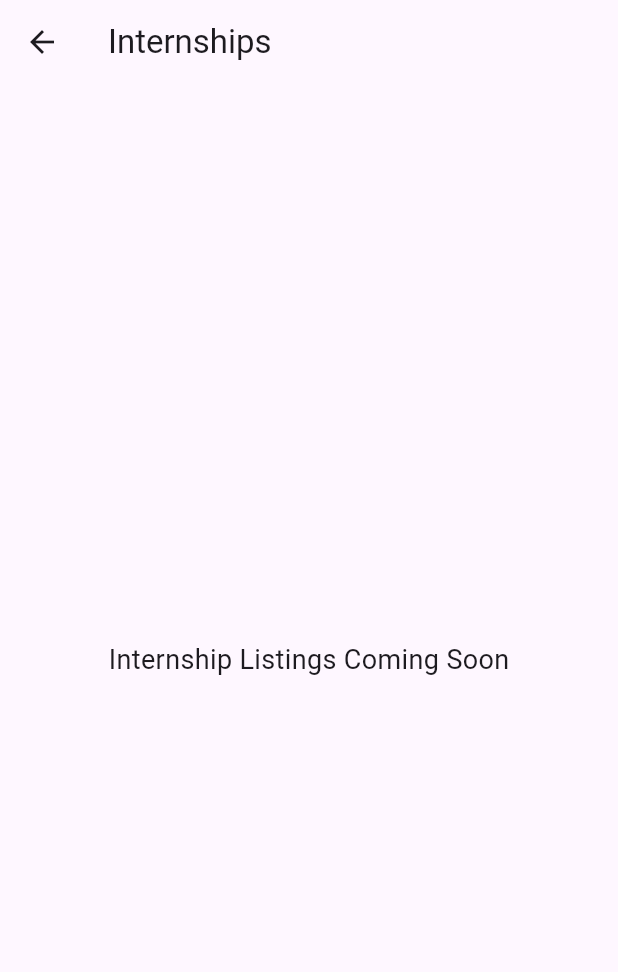
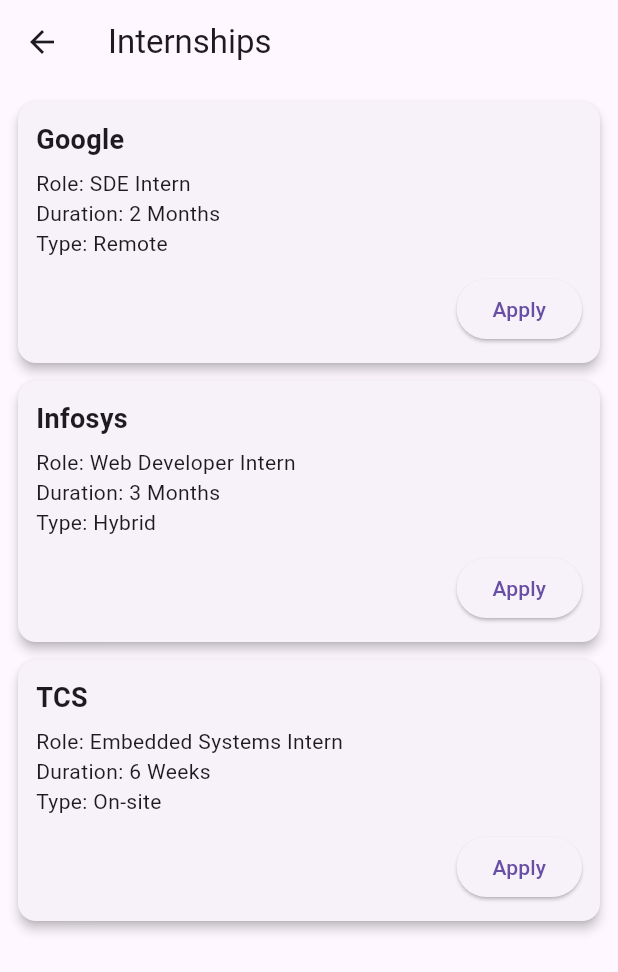
Before and after one commit to surinenivyshnavi-ece/student_opportunity_hub, a Flutter app: the screen it shows after launch, after a tap on "📚 Internships", on a phone screen of 412 x 824 dp. Shown: the top 972 px of the screen. Run offline on Flutter 3.47's test engine with Material 3 defaults, Android fonts, the phone set to English and light mode, and no system bars.

Commit message:
Initial commit - Student Opportunity Hub 2

```diff
--- a/lib/internships_page.dart
+++ b/lib/internships_page.dart
@@ -3,15 +3,77 @@
 class InternshipsPage extends StatelessWidget {
   const InternshipsPage({super.key});
 
+  final List<Map<String, String>> internships = const [
+    {
+      "company": "Google",
+      "role": "SDE Intern",
+      "duration": "2 Months",
+      "type": "Remote"
+    },
+    {
+      "company": "Infosys",
+      "role": "Web Developer Intern",
+      "duration": "3 Months",
+      "type": "Hybrid"
+    },
+    {
+      "company": "TCS",
+      "role": "Embedded Systems Intern",
+      "duration": "6 Weeks",
+      "type": "On-site"
+    },
+  ];
+
   @override
   Widget build(BuildContext context) {
     return Scaffold(
       appBar: AppBar(title: const Text("Internships")),
-      body: const Center(
-        child: Text(
-          "Internship Listings Coming Soon",
-          style: TextStyle(fontSize: 18),
-        ),
+
+      body: ListView.builder(
+        padding: const EdgeInsets.all(12),
+        itemCount: internships.length,
+        itemBuilder: (context, index) {
+          final item = internships[index];
+
+          return Card(
+            elevation: 3,
+            margin: const EdgeInsets.only(bottom: 12),
+            child: Padding(
+              padding: const EdgeInsets.all(12),
+              child: Column(
+                crossAxisAlignment: CrossAxisAlignment.start,
+                children: [
+                  Text(
+                    item["company"]!,
+                    style: const TextStyle(
+                      fontSize: 18,
+                      fontWeight: FontWeight.bold,
+                    ),
+                  ),
+                  const SizedBox(height: 6),
+
+                  Text("Role: ${item["role"]}"),
+                  Text("Duration: ${item["duration"]}"),
+                  Text("Type: ${item["type"]}"),
+
+                  const SizedBox(height: 10),
+
+                  Align(
+                    alignment: Alignment.centerRight,
+                    child: ElevatedButton(
+                      onPressed: () {
+                        ScaffoldMessenger.of(context).showSnackBar(
+                          const SnackBar(content: Text("Applied Successfully!")),
+                        );
+                      },
+                      child: const Text("Apply"),
+                    ),
+                  )
+                ],
+              ),
+            ),
+          );
+        },
       ),
     );
   }
--- a/lib/main.dart
+++ b/lib/main.dart
@@ -3,6 +3,7 @@
 import 'hackathons_page.dart';
 import 'team formation_page.dart';
 import 'profile_page.dart';
+
 void main() {
   runApp(const MyApp());
 }
@@ -28,39 +29,60 @@
   @override
   Widget build(BuildContext context) {
     return Scaffold(
-      backgroundColor: Colors.blue.shade50,
+      backgroundColor: Colors.white, // removed grey/blue background
+
       appBar: AppBar(
         centerTitle: true,
+        backgroundColor: Colors.white,
+        elevation: 0,
         title: const Text(
           'Student Opportunity Hub',
           style: TextStyle(
             fontWeight: FontWeight.bold,
+            color: Colors.black,
           ),
         ),
+        iconTheme: const IconThemeData(color: Colors.black),
       ),
-      body: Padding(
+
+      body: Center(
+        child: SingleChildScrollView(
+          child: Padding(
             padding: const EdgeInsets.all(20),
             child: Column(
               mainAxisAlignment: MainAxisAlignment.center,
+              crossAxisAlignment: CrossAxisAlignment.center,
               children: [
 
+                /// LOGO
+                Image.asset(
+                  'assets/images/logo.png',
+                  height: 120,
+                ),
+
+                const SizedBox(height: 15),
+
+                /// TITLE
                 const Text(
-              " 🎓Welcome to Student Opportunity Hub",
+                  "🎓 Welcome to Student Opportunity Hub",
                   style: TextStyle(
                     fontSize: 22,
                     fontWeight: FontWeight.bold,
                   ),
+                  textAlign: TextAlign.center,
                 ),
 
                 const SizedBox(height: 10),
 
+                /// DESCRIPTION
                 const Text(
                   "Find internships, hackathons, teammates and opportunities.",
                   textAlign: TextAlign.center,
                 ),
 
-            const SizedBox(height: 25),
+                const SizedBox(height: 30),
 
+                /// BUTTONS
                 buildButton(context, "📚 Internships", const InternshipsPage()),
                 const SizedBox(height: 15),
 
@@ -84,34 +106,41 @@
               ],
             ),
           ),
+        ),
+      ),
     );
   }
 
-  Widget buildButton(BuildContext context, String text, Widget page) {
-    return Center(
-        child: SizedBox(
+  /// ================= BUTTON WIDGET =================
+  Widget buildButton(
+      BuildContext context,
+      String text,
+      Widget page,
+      ) {
+    return SizedBox(
       width: 280,
       child: ElevatedButton(
         style: ElevatedButton.styleFrom(
-              backgroundColor: Colors.white,
+          backgroundColor: Colors.white, // PURE WHITE BUTTON
           foregroundColor: Colors.black,
-              elevation: 4,
+          elevation: 3,
           padding: const EdgeInsets.all(18),
+          shape: RoundedRectangleBorder(
+            borderRadius: BorderRadius.circular(12),
+            side: const BorderSide(color: Colors.grey),
           ),
-
+        ),
         onPressed: () {
-
           Navigator.push(
             context,
             MaterialPageRoute(builder: (context) => page),
           );
         },
-        child:  Padding(
-      padding: const EdgeInsets.all(16.0),
         child: Text(
           text,
-        style: const TextStyle(fontSize: 18),
-      ),
+          style: const TextStyle(
+            fontSize: 18,
+            fontWeight: FontWeight.bold,
           ),
         ),
       ),
```
Also changed, not shown: pubspec.yaml (+9 -63 lines), assets/images/logo.png (added), pubspec.lock. Lines whose indentation alone changed are shown as unchanged.
